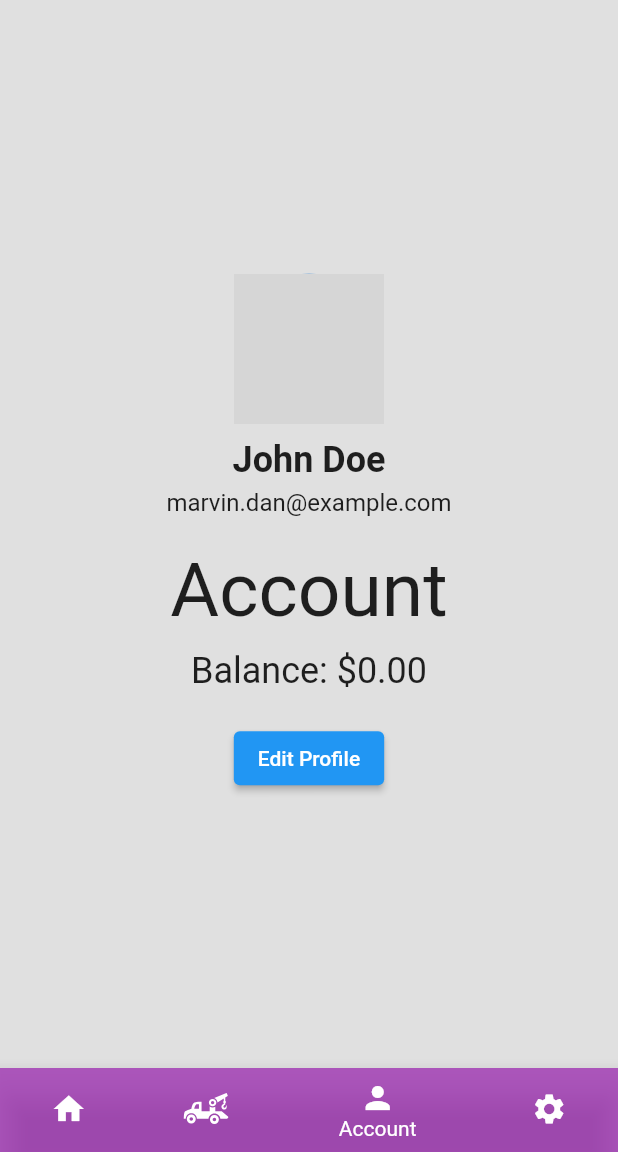
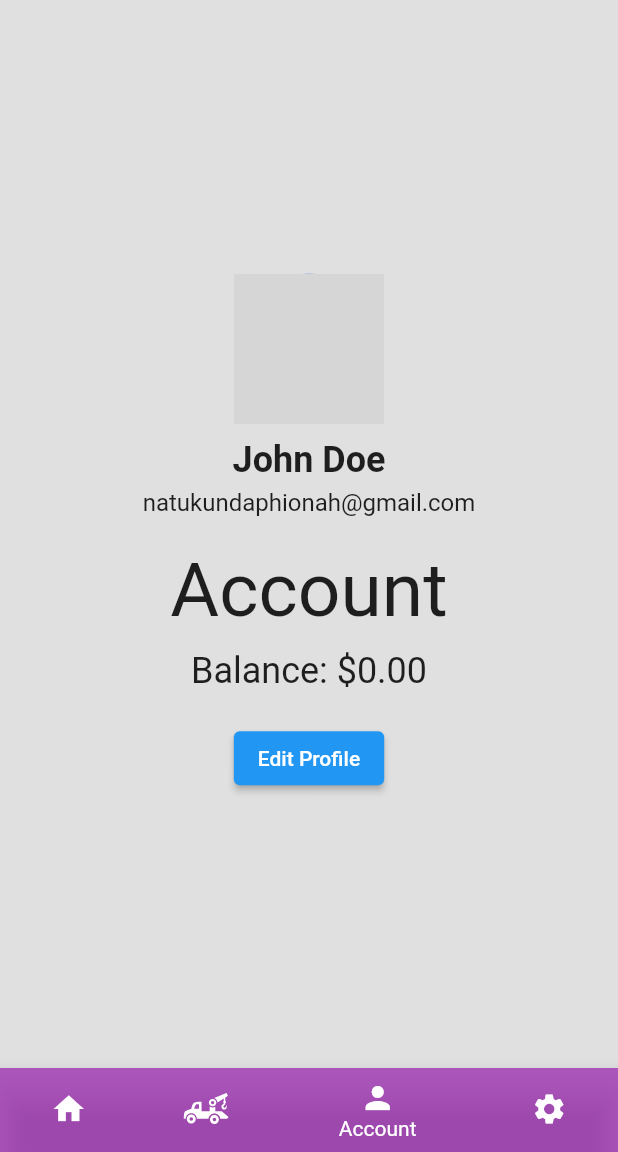
Before and after one commit to owinymarvin/classflutter, a Flutter app: the HomePage screen opened directly, item 3 of the bottom bar chosen, on a phone screen of 412 x 824 dp, the part 84-1236 px from its top. Run offline on Flutter 3.47's test engine with Material 2 defaults, Android fonts, the phone set to English and light mode, and no system bars; our stand-ins replace cloud_firestore, firebase_auth, firebase_core, flutter_svg; accounts and stored records are empty; grey boxes are pictures that could not be loaded.

Commit message:
updated lib/images

```diff
--- a/lib/home_contents/account.dart
+++ b/lib/home_contents/account.dart
@@ -28,7 +28,7 @@ class UserAccount extends StatelessWidget {
             ),
             SizedBox(height: 5),
             Text(
-              'marvin.dan@example.com',
+              'natukundaphionah@gmail.com',
               style: TextStyle(fontSize: 16),
             ),
             SizedBox(height: 20),
```
Also changed, not shown: lib/images/profile.jpg (added).
